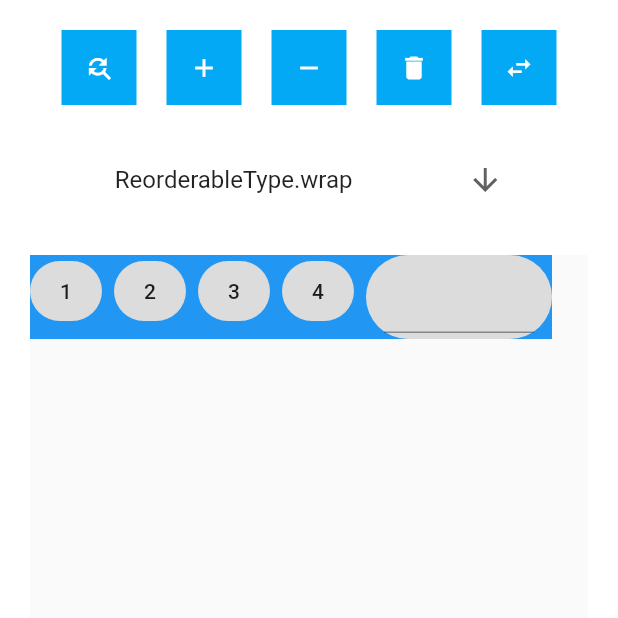
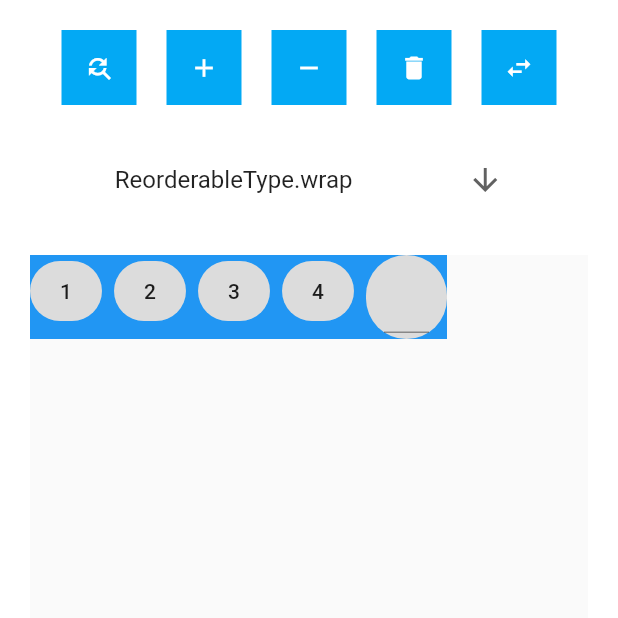
Before and after one commit to karvulf/flutter-reorderable-grid-view, a Flutter app: the screen it shows after launch, on a phone screen of 412 x 824 dp, the top half of it. Run offline on Flutter 3.47's test engine with Material 2 defaults, Android fonts, the phone set to English and light mode, and no system bars; our stand-ins replace equatable.

Commit message:
modified example

```diff
--- a/example/lib/main.dart
+++ b/example/lib/main.dart
@@ -267,20 +267,24 @@ class _ReorderableWrapChipPageState extends State<ReorderableWrapChipPage> {
 
   @override
   Widget build(BuildContext context) {
-    /*return Scaffold(
-      body: Container(
-        color: Colors.green,
-        child: Wrap(
+    const normal = false;
+    final unmodifiedChildren = _getChildren();
+    if (normal) {
+      return Scaffold(
+        body: Container(
           key: _wrapKey,
-          spacing: 8.0,
-          runSpacing: 8.0,
-          children: _getChildren(),
+          color: Colors.green,
+          child: Wrap(
+            spacing: 8.0,
+            runSpacing: 8.0,
+            children: unmodifiedChildren,
+          ),
         ),
-      ),
-    );*/
+      );
+    }
     return Scaffold(
       body: ReorderableBuilder(
-        children: _getChildren(),
+        children: unmodifiedChildren,
         onReorder: (_) {},
         builder: (children) {
           return Container(
@@ -310,7 +314,7 @@ class _ReorderableWrapChipPageState extends State<ReorderableWrapChipPage> {
       Chip(
         key: const Key('chip-text-field'),
         label: SizedBox(
-          width: 100.0,
+          width: 30.0,
           child: TextField(
             controller: _textEditingController,
             focusNode: focusNode,
```
